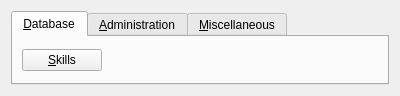
Above: client/ui/Taskbar.ui from erikku/frosty before the change. Below: the same form after it.
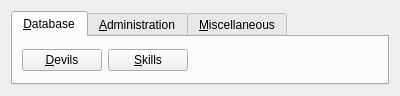
That is the form after the change.

Commit message: Added initial devil window.

What changed in the file:
```diff
--- a/client/ui/Taskbar.ui
+++ b/client/ui/Taskbar.ui
@@ -20,6 +20,13 @@
        <string>&amp;Database</string>
       </attribute>
       <layout class="QHBoxLayout" name="horizontalLayout_2" >
+       <item>
+        <widget class="QPushButton" name="devilsButton" >
+         <property name="text" >
+          <string>&amp;Devils</string>
+         </property>
+        </widget>
+       </item>
        <item>
         <widget class="QPushButton" name="skillsButton" >
          <property name="text" >
```
The commit also changes 9 other files.
